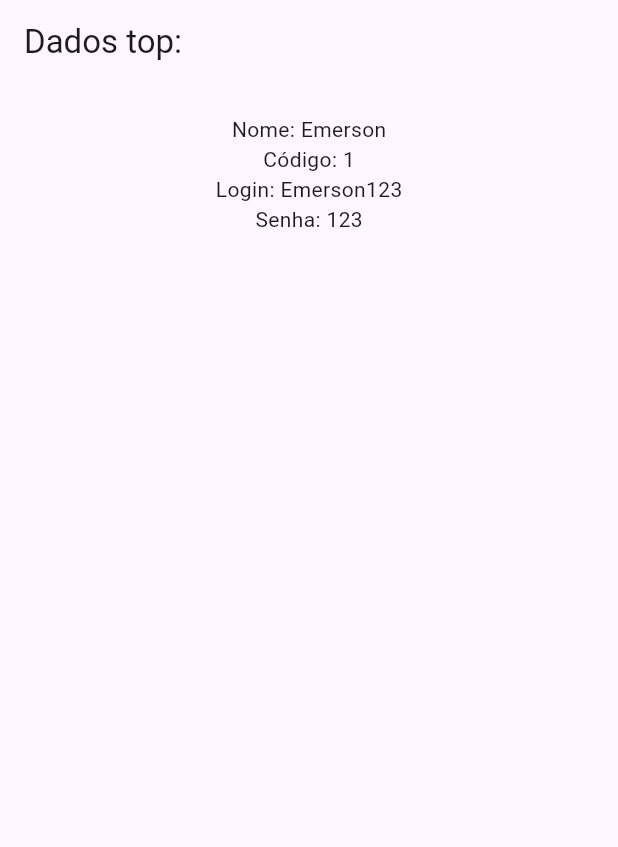
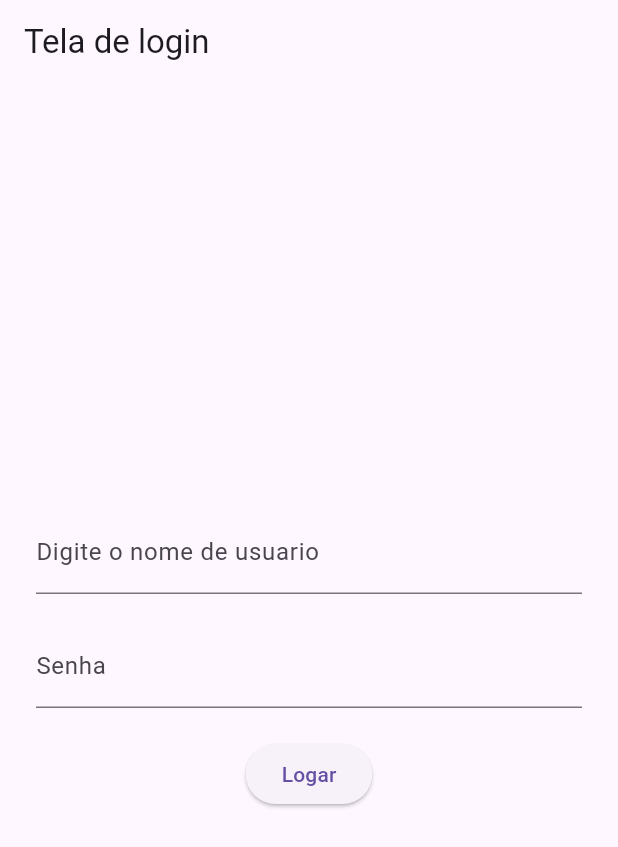
Before and after one commit to Novicks/Senai-Flutter, a Flutter app: the screen it shows after launch, on a phone screen of 412 x 824 dp. Shown: the top 847 px of the screen. Run offline on Flutter 3.47's test engine with Material 3 defaults, Android fonts, the phone set to English and light mode, and no system bars.

Commit message:
Adicionado navigation entre paginas

```diff
--- a/lib/main.dart
+++ b/lib/main.dart
@@ -1,5 +1,5 @@
 import 'package:flutter/material.dart';
-import 'package:projetoflutter/usuario.dart';
+import 'package:projetoflutter/tela_login.dart';
 
 void main() {
   runApp(const MyApp());
@@ -10,30 +10,15 @@ class MyApp extends StatelessWidget {
 
   @override
   Widget build(BuildContext context){
-    Usuario u = Usuario(
+    /*Usuario u = Usuario(
       1,
       "123",
       "Emerson123",
       "Emerson"
-    );
+    );*/
     return MaterialApp(
-      home: Scaffold(
-      appBar: AppBar(
-        title: const Text("Dados top: "),
-      ),
-        body: Center(
-          child: Padding(padding: const EdgeInsets.all(20),
-            child: Column(
-              children: [
-                Text("Nome: ${u.nome}"),
-                Text("Código: ${u.codigo}"),
-                Text("Login: ${u.login}"),
-                Text("Senha: ${u.senha}")
-              ],
-            ),
-          ),
-        ),
-      )
+      debugShowCheckedModeBanner: false,
+      home: TelaLogin()
     );
   }
 }
--- /dev/null
+++ b/lib/tela_home.dart
@@ -0,0 +1,15 @@
+import 'package:flutter/material.dart';
+
+class telaHome extends StatelessWidget{
+  telaHome({super.key});
+
+  @override
+  Widget build(BuildContext context) {
+    return Scaffold(
+      appBar: AppBar(title: const Text("Tela inicial")),
+      body: const Center(
+        child: Text("Seja bem vindo"),
+      ),
+    );
+  }
+}
--- /dev/null
+++ b/lib/tela_login.dart
@@ -0,0 +1,47 @@
+import 'package:flutter/material.dart';
+import 'package:projetoflutter/tela_home.dart';
+import 'package:projetoflutter/usuario.dart';
+
+class TelaLogin extends StatelessWidget{
+  TelaLogin({super.key});
+
+  final TextEditingController usuarioController = TextEditingController();
+  final TextEditingController senhaController = TextEditingController();
+
+  Usuario u = Usuario(1, '123Forte', 'AdmTop', 'Eu');
+
+  @override
+  Widget build(BuildContext context){
+    return Scaffold(
+      appBar: AppBar(title: const Text("Tela de login")),
+      body: Padding(padding: const EdgeInsets.all(24.0),
+        child: Column(
+          mainAxisAlignment: MainAxisAlignment.center,
+          children: [
+            TextField(
+              decoration: const InputDecoration(labelText: "Digite o nome de usuario"),
+              controller: usuarioController,
+            ),
+            const SizedBox(height: 20),
+            TextField(
+              decoration: const InputDecoration(labelText: 'Senha'),
+              obscureText: true,
+              controller: senhaController,
+            ),
+            const SizedBox(height: 20),
+            ElevatedButton(onPressed: (){
+              if (usuarioController.text == u.login && senhaController.text == u.senha){
+                Navigator.push(context,
+                    MaterialPageRoute(builder: (context) => telaHome()));
+              }else{
+                ScaffoldMessenger.of(context).showSnackBar(
+                    SnackBar(content: Text("Usuario ou senha digitado errado"))
+                );
+              }
+            }, child: const Text('Logar'))
+          ],
+        ),
+      )
+    );
+  }
+}
```
